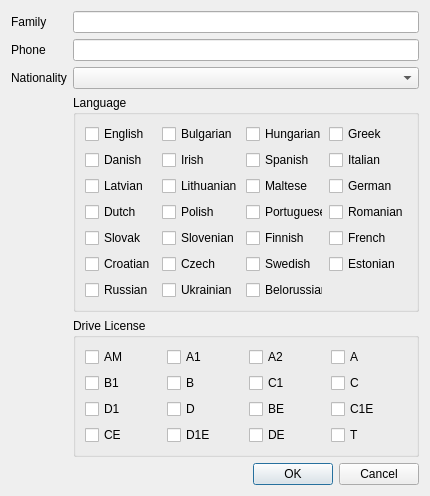
This is CONVEYANCE_Q/Modules/Driver/thedriverform.ui in Sakton/CONVEYANCE_Q as Qt 5 draws it before an edit. The edited form follows.
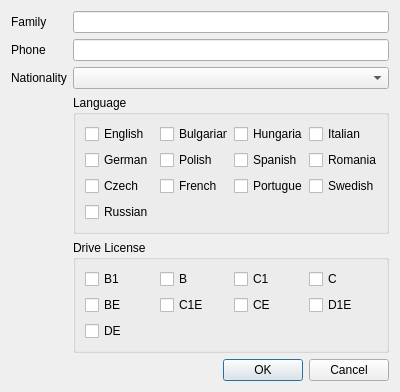
This is the edited form.

```diff
--- a/CONVEYANCE_Q/Modules/Driver/thedriverform.ui
+++ b/CONVEYANCE_Q/Modules/Driver/thedriverform.ui
@@ -6,13 +6,13 @@
    <rect>
     <x>0</x>
     <y>0</y>
-    <width>430</width>
-    <height>484</height>
+    <width>400</width>
+    <height>384</height>
    </rect>
   </property>
   <property name="minimumSize">
    <size>
-    <width>430</width>
+    <width>400</width>
     <height>0</height>
    </size>
   </property>
@@ -63,195 +63,97 @@
        <layout class="QGridLayout" name="gridLayout_4">
         <item row="0" column="0">
          <layout class="QGridLayout" name="gridLayout_3">
-          <item row="4" column="0">
-           <widget class="QCheckBox" name="checkBox_33">
+          <item row="0" column="2">
+           <widget class="QCheckBox" name="checkBox_3">
             <property name="text">
-             <string>Slovak</string>
+             <string>Hungarian</string>
             </property>
            </widget>
           </item>
-          <item row="4" column="3">
+          <item row="0" column="0">
+           <widget class="QCheckBox" name="checkBox">
+            <property name="text">
+             <string>English</string>
+            </property>
+           </widget>
+          </item>
+          <item row="1" column="2">
+           <widget class="QCheckBox" name="checkBox_6">
+            <property name="text">
+             <string>Spanish</string>
+            </property>
+           </widget>
+          </item>
+          <item row="2" column="2">
+           <widget class="QCheckBox" name="checkBox_31">
+            <property name="text">
+             <string>Portuguese</string>
+            </property>
+           </widget>
+          </item>
+          <item row="0" column="1">
+           <widget class="QCheckBox" name="checkBox_2">
+            <property name="text">
+             <string>Bulgarian</string>
+            </property>
+           </widget>
+          </item>
+          <item row="1" column="0">
+           <widget class="QCheckBox" name="checkBox_28">
+            <property name="text">
+             <string>German</string>
+            </property>
+           </widget>
+          </item>
+          <item row="1" column="1">
+           <widget class="QCheckBox" name="checkBox_30">
+            <property name="text">
+             <string>Polish</string>
+            </property>
+           </widget>
+          </item>
+          <item row="2" column="1">
            <widget class="QCheckBox" name="checkBox_36">
             <property name="text">
              <string>French</string>
             </property>
            </widget>
           </item>
-          <item row="1" column="3">
+          <item row="0" column="3">
            <widget class="QCheckBox" name="checkBox_27">
             <property name="text">
              <string>Italian</string>
             </property>
            </widget>
           </item>
-          <item row="5" column="0">
-           <widget class="QCheckBox" name="checkBox_37">
-            <property name="text">
-             <string>Croatian</string>
-            </property>
-           </widget>
-          </item>
-          <item row="3" column="2">
-           <widget class="QCheckBox" name="checkBox_31">
-            <property name="text">
-             <string>Portuguese</string>
-            </property>
-           </widget>
-          </item>
-          <item row="2" column="1">
-           <widget class="QCheckBox" name="checkBox_8">
-            <property name="text">
-             <string>Lithuanian</string>
-            </property>
-           </widget>
-          </item>
-          <item row="0" column="0">
-           <widget class="QCheckBox" name="checkBox">
-            <property name="text">
-             <string>English</string>
-            </property>
-           </widget>
-          </item>
-          <item row="3" column="0">
-           <widget class="QCheckBox" name="checkBox_29">
-            <property name="text">
-             <string>Dutch</string>
-            </property>
-           </widget>
-          </item>
-          <item row="5" column="3">
-           <widget class="QCheckBox" name="checkBox_40">
-            <property name="text">
-             <string>Estonian</string>
-            </property>
-           </widget>
-          </item>
-          <item row="0" column="2">
-           <widget class="QCheckBox" name="checkBox_3">
-            <property name="text">
-             <string>Hungarian</string>
-            </property>
-           </widget>
-          </item>
-          <item row="4" column="1">
-           <widget class="QCheckBox" name="checkBox_34">
-            <property name="text">
-             <string>Slovenian</string>
-            </property>
-           </widget>
-          </item>
-          <item row="3" column="3">
+          <item row="1" column="3">
            <widget class="QCheckBox" name="checkBox_32">
             <property name="text">
              <string>Romanian</string>
             </property>
            </widget>
           </item>
-          <item row="4" column="2">
-           <widget class="QCheckBox" name="checkBox_35">
-            <property name="text">
-             <string>Finnish</string>
-            </property>
-           </widget>
-          </item>
-          <item row="2" column="2">
-           <widget class="QCheckBox" name="checkBox_9">
-            <property name="text">
-             <string>Maltese</string>
-            </property>
-           </widget>
-          </item>
-          <item row="3" column="1">
-           <widget class="QCheckBox" name="checkBox_30">
-            <property name="text">
-             <string>Polish</string>
-            </property>
-           </widget>
-          </item>
-          <item row="0" column="1">
-           <widget class="QCheckBox" name="checkBox_2">
-            <property name="text">
-             <string>Bulgarian</string>
-            </property>
-           </widget>
-          </item>
           <item row="2" column="0">
-           <widget class="QCheckBox" name="checkBox_7">
-            <property name="text">
-             <string>Latvian</string>
-            </property>
-           </widget>
-          </item>
-          <item row="0" column="3">
-           <widget class="QCheckBox" name="checkBox_26">
-            <property name="text">
-             <string>Greek</string>
-            </property>
-           </widget>
-          </item>
-          <item row="5" column="1">
            <widget class="QCheckBox" name="checkBox_38">
             <property name="text">
              <string>Czech</string>
             </property>
            </widget>
           </item>
-          <item row="5" column="2">
+          <item row="2" column="3">
            <widget class="QCheckBox" name="checkBox_39">
             <property name="text">
              <string>Swedish</string>
             </property>
            </widget>
           </item>
-          <item row="1" column="2">
-           <widget class="QCheckBox" name="checkBox_6">
-            <property name="text">
-             <string>Spanish</string>
-            </property>
-           </widget>
-          </item>
-          <item row="1" column="1">
-           <widget class="QCheckBox" name="checkBox_5">
-            <property name="text">
-             <string>Irish</string>
-            </property>
-           </widget>
-          </item>
-          <item row="1" column="0">
-           <widget class="QCheckBox" name="checkBox_4">
-            <property name="text">
-             <string>Danish</string>
-            </property>
-           </widget>
-          </item>
-          <item row="2" column="3">
-           <widget class="QCheckBox" name="checkBox_28">
-            <property name="text">
-             <string>German</string>
-            </property>
-           </widget>
-          </item>
-          <item row="6" column="0">
+          <item row="3" column="0">
            <widget class="QCheckBox" name="checkBox_41">
             <property name="text">
              <string>Russian</string>
             </property>
            </widget>
           </item>
-          <item row="6" column="1">
-           <widget class="QCheckBox" name="checkBox_42">
-            <property name="text">
-             <string>Ukrainian</string>
-            </property>
-           </widget>
-          </item>
-          <item row="6" column="2">
-           <widget class="QCheckBox" name="checkBox_43">
-            <property name="text">
-             <string>Belorussian</string>
-            </property>
-           </widget>
-          </item>
          </layout>
         </item>
        </layout>
@@ -271,118 +173,69 @@
        <layout class="QGridLayout" name="gridLayout_6">
         <item row="0" column="0">
          <layout class="QGridLayout" name="gridLayout_5">
-          <item row="2" column="1">
-           <widget class="QCheckBox" name="checkBox_19">
-            <property name="text">
-             <string>D</string>
-            </property>
-           </widget>
-          </item>
-          <item row="2" column="3">
-           <widget class="QCheckBox" name="checkBox_21">
-            <property name="text">
-             <string>C1E</string>
-            </property>
-           </widget>
-          </item>
-          <item row="0" column="1">
-           <widget class="QCheckBox" name="checkBox_11">
-            <property name="text">
-             <string>A1</string>
-            </property>
-           </widget>
-          </item>
-          <item row="0" column="3">
-           <widget class="QCheckBox" name="checkBox_13">
-            <property name="text">
-             <string>A</string>
-            </property>
-           </widget>
-          </item>
-          <item row="1" column="2">
-           <widget class="QCheckBox" name="checkBox_16">
-            <property name="text">
-             <string>C1</string>
-            </property>
-           </widget>
-          </item>
-          <item row="2" column="2">
-           <widget class="QCheckBox" name="checkBox_20">
-            <property name="text">
-             <string>BE</string>
-            </property>
-           </widget>
-          </item>
           <item row="0" column="0">
-           <widget class="QCheckBox" name="checkBox_10">
-            <property name="text">
-             <string>AM</string>
-            </property>
-           </widget>
-          </item>
-          <item row="1" column="3">
-           <widget class="QCheckBox" name="checkBox_17">
-            <property name="text">
-             <string>C</string>
-            </property>
-           </widget>
-          </item>
-          <item row="1" column="0">
            <widget class="QCheckBox" name="checkBox_14">
             <property name="text">
              <string>B1</string>
             </property>
            </widget>
           </item>
-          <item row="0" column="2">
-           <widget class="QCheckBox" name="checkBox_12">
-            <property name="text">
-             <string>A2</string>
-            </property>
-           </widget>
-          </item>
-          <item row="1" column="1">
+          <item row="0" column="1">
            <widget class="QCheckBox" name="checkBox_15">
             <property name="text">
              <string>B</string>
             </property>
            </widget>
           </item>
-          <item row="2" column="0">
-           <widget class="QCheckBox" name="checkBox_18">
+          <item row="0" column="2">
+           <widget class="QCheckBox" name="checkBox_16">
             <property name="text">
-             <string>D1</string>
+             <string>C1</string>
             </property>
            </widget>
           </item>
-          <item row="3" column="0">
+          <item row="0" column="3">
+           <widget class="QCheckBox" name="checkBox_17">
+            <property name="text">
+             <string>C</string>
+            </property>
+           </widget>
+          </item>
+          <item row="1" column="0">
+           <widget class="QCheckBox" name="checkBox_20">
+            <property name="text">
+             <string>BE</string>
+            </property>
+           </widget>
+          </item>
+          <item row="1" column="1">
+           <widget class="QCheckBox" name="checkBox_21">
+            <property name="text">
+             <string>C1E</string>
+            </property>
+           </widget>
+          </item>
+          <item row="1" column="2">
            <widget class="QCheckBox" name="checkBox_22">
             <property name="text">
              <string>CE</string>
             </property>
            </widget>
           </item>
-          <item row="3" column="1">
+          <item row="1" column="3">
            <widget class="QCheckBox" name="checkBox_23">
             <property name="text">
              <string>D1E</string>
             </property>
            </widget>
           </item>
-          <item row="3" column="2">
+          <item row="2" column="0">
            <widget class="QCheckBox" name="checkBox_24">
             <property name="text">
              <string>DE</string>
             </property>
            </widget>
           </item>
-          <item row="3" column="3">
-           <widget class="QCheckBox" name="checkBox_25">
-            <property name="text">
-             <string>T</string>
-            </property>
-           </widget>
-          </item>
          </layout>
         </item>
        </layout>
```
